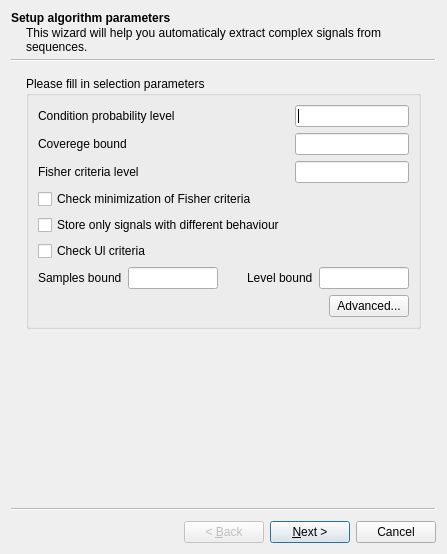
violethaze74/ugene, file src/plugins/expert_discovery/src/ui/ExpertDiscoverySigExtrWiz.ui: the form before one commit.
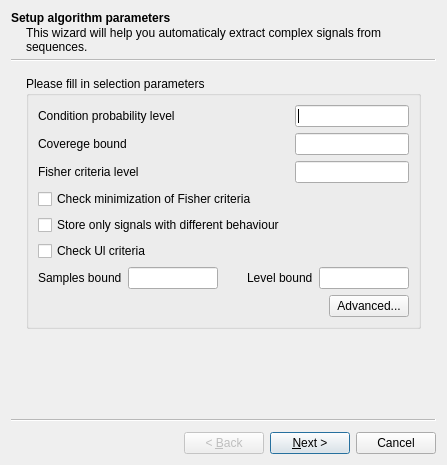
The form after the commit.

Patch:
```diff
--- a/src/plugins/expert_discovery/src/ui/ExpertDiscoverySigExtrWiz.ui
+++ b/src/plugins/expert_discovery/src/ui/ExpertDiscoverySigExtrWiz.ui
@@ -10,7 +10,7 @@
     <x>0</x>
     <y>0</y>
     <width>447</width>
-    <height>554</height>
+    <height>465</height>
    </rect>
   </property>
   <property name="windowTitle">
```
Left out of the diff: 13 changed lines with no effect on the pictures.
